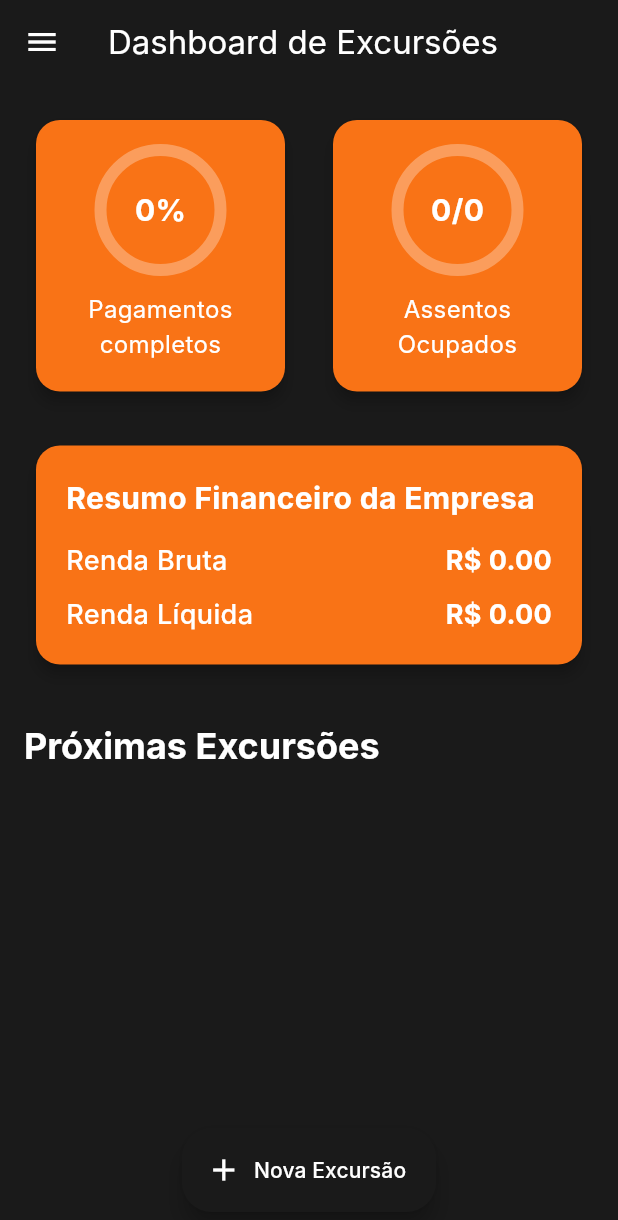
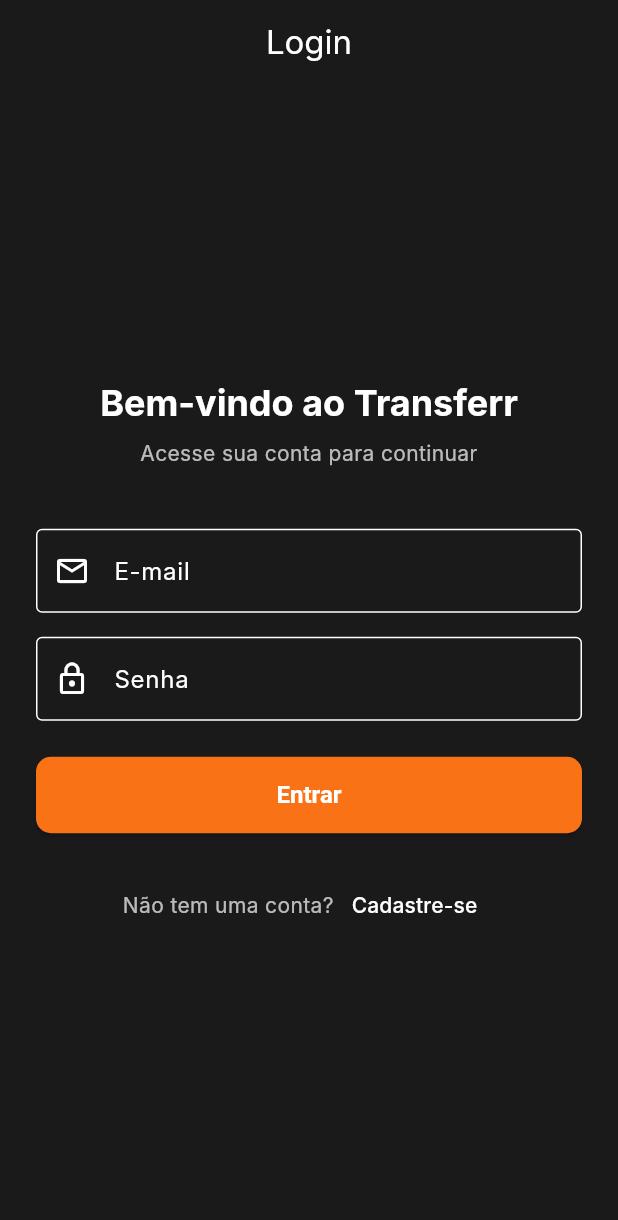
Before and after one commit to RobertoTadeuAlmeida/Transferr, a Flutter app: the screen it shows after launch, on a phone screen of 412 x 824 dp. Shown: the top 1220 px of the screen. Run offline on Flutter 3.47's test engine with Material 3 defaults, Android fonts, the phone set to English and light mode, and no system bars; our stand-ins replace cloud_firestore, firebase_auth, firebase_core; accounts and stored records are empty; Roboto replaces fonts that are missing (Inter).

Commit message:
feat(home): Constrói dashboard e menu de navegação

```diff
--- a/lib/screens/auth_wrapper.dart
+++ b/lib/screens/auth_wrapper.dart
@@ -0,0 +1,37 @@
+import 'package:firebase_auth/firebase_auth.dart';
+import 'package:flutter/material.dart';
+import 'package:transferr/screens/home_page.dart';
+import 'package:transferr/screens/login_page.dart';
+
+class AuthWrapper extends StatelessWidget {
+  const AuthWrapper({super.key});
+
+  @override
+  Widget build(BuildContext context) {
+    // O StreamBuilder escuta em tempo real as mudanças no estado de autenticação do Firebase
+    return StreamBuilder<User?>(
+      stream: FirebaseAuth.instance.authStateChanges(),
+      builder: (context, snapshot) {
+        // 1. Enquanto o Firebase está checando se existe um usuário logado,
+        // mostramos uma tela de carregamento.
+        if (snapshot.connectionState == ConnectionState.waiting) {
+          return const Scaffold(
+            body: Center(
+              child: CircularProgressIndicator(),
+            ),
+          );
+        }
+
+        // 2. Se o "snapshot" (o resultado da verificação) tiver dados,
+        // significa que o usuário ESTÁ LOGADO. Então, mostramos a HomePage.
+        if (snapshot.hasData) {
+          return const HomePage();
+        }
+
+        // 3. Se o snapshot não tiver dados, o usuário NÃO ESTÁ LOGADO.
+        // Então, mostramos a LoginPage.
+        return const LoginPage();
+      },
+    );
+  }
+}
--- a/lib/screens/home_page.dart
+++ b/lib/screens/home_page.dart
@@ -18,12 +18,14 @@
         ? (excursionProvider.completePayments / excursionProvider.totalPayments)
         : 0.0;
     // Calcula o total de assentos de todas as excursões
-    int totalSeatsOfAllExcursions = excursionProvider.excursions
-        .fold(0, (sum, excursion) => sum + excursion.totalSeats);
+    int totalSeatsOfAllExcursions = excursionProvider.excursions.fold(
+      0,
+      (sum, excursion) => sum + excursion.totalSeats,
+    );
     // Calcula a porcentagem de assentos disponíveis
     double seatsPercentage = totalSeatsOfAllExcursions > 0
         ? (excursionProvider.totalClientsConfirmed / totalSeatsOfAllExcursions)
-        : 0.0 ;
+        : 0.0;
 
     return Scaffold(
       appBar: AppBar(
@@ -46,19 +48,25 @@
               decoration: const BoxDecoration(color: Color(0xFFF97316)),
               child: Column(
                 crossAxisAlignment: CrossAxisAlignment.start,
+                mainAxisAlignment: MainAxisAlignment.end,
                 children: [
-                  const Text(
-                    'Menu',
-                    style: TextStyle(
+                  Text(
+                    FirebaseAuth.instance.currentUser?.displayName ??
+                        FirebaseAuth.instance.currentUser?.email
+                            ?.split('@')
+                            ?.first ??
+                        'Usuário',
+                    style: const TextStyle(
                       color: Colors.white,
-                      fontSize: 24,
+                      fontSize: 22,
                       fontWeight: FontWeight.bold,
                     ),
                   ),
-                  const SizedBox(height: 8),
+                  const SizedBox(height: 4),
                   Text(
-                    // Acessa o ID do usuário diretamente do FirebaseAuth ou de um provider de autenticação
-                    'ID do Usuário: ${FirebaseAuth.instance.currentUser?.uid ?? 'Não Autenticado'}',
+                    // Exibe o e-mail completo do usuário
+                    FirebaseAuth.instance.currentUser?.email ??
+                        'Não autenticado',
                     style: const TextStyle(color: Colors.white70, fontSize: 14),
                   ),
                 ],
@@ -71,8 +79,8 @@
                 style: TextStyle(color: Colors.white),
               ),
               onTap: () {
+                // Ação para o Dashboard (atualmente, apenas fecha o drawer)
                 Navigator.pop(context);
-                Navigator.pushNamed(context, '/');
               },
             ),
             ListTile(
@@ -82,9 +90,11 @@
                 style: TextStyle(color: Colors.white),
               ),
               onTap: () {
+                // Ação para a Lista de Excursões (provavelmente navegar para uma tela de lista)
                 Navigator.pop(context);
               },
             ),
+            // --- INÍCIO DOS NOVOS LISTTILES ---
             ListTile(
               leading: const Icon(Icons.people, color: Colors.white),
               title: const Text(
@@ -92,19 +102,23 @@
                 style: TextStyle(color: Colors.white),
               ),
               onTap: () {
+                // TODO: Navegar para a tela de Clientes
+                // Ex: Navigator.push(context, MaterialPageRoute(builder: (context) => const ClientsPage()));
+                print('Navegar para Clientes');
                 Navigator.pop(context);
-                Navigator.pushNamed(context, '/clients');
               },
             ),
             ListTile(
-              leading: const Icon(Icons.attach_money, color: Colors.white),
+              leading: const Icon(Icons.monetization_on, color: Colors.white),
               title: const Text(
                 'Finanças',
                 style: TextStyle(color: Colors.white),
               ),
               onTap: () {
+                // TODO: Navegar para a tela de Finanças
+                // Ex: Navigator.push(context, MaterialPageRoute(builder: (context) => const FinancePage()));
+                print('Navegar para Finanças');
                 Navigator.pop(context);
-                Navigator.pushNamed(context, '/finance');
               },
             ),
             ListTile(
@@ -114,10 +128,21 @@
                 style: TextStyle(color: Colors.white),
               ),
               onTap: () {
+                // TODO: Navegar para a tela de Configurações
+                // Ex: Navigator.push(context, MaterialPageRoute(builder: (context) => const SettingsPage()));
+                print('Navegar para Configurações');
                 Navigator.pop(context);
-                ScaffoldMessenger.of(context).showSnackBar(
-                  const SnackBar(content: Text('Configurações em breve!')),
-                );
+              },
+            ),
+            // --- FIM DOS NOVOS LISTTILES ---
+            const Divider(color: Colors.white38),
+            ListTile(
+              leading: const Icon(Icons.logout, color: Colors.white),
+              title: const Text('Sair', style: TextStyle(color: Colors.white)),
+              onTap: () async {
+                // LÓGICA PARA FAZER LOG OUT
+                await FirebaseAuth.instance.signOut();
+                // O AuthWrapper cuidará de redirecionar para a LoginPage.
               },
             ),
           ],
@@ -257,13 +282,16 @@
                                   alignment: Alignment.bottomRight,
                                   child: Chip(
                                     label: Text(
-                                      excursion.status.name[0].toUpperCase() + excursion.status.name.substring(1),
+                                      excursion.status.name[0].toUpperCase() +
+                                          excursion.status.name.substring(1),
                                     ),
                                     backgroundColor: excursionProvider
                                         .getStatusColor(excursion.status)
                                         .withOpacity(0.2),
                                     labelStyle: TextStyle(
-                                      color: excursionProvider.getStatusColor(excursion.status),
+                                      color: excursionProvider.getStatusColor(
+                                        excursion.status,
+                                      ),
                                       fontWeight: FontWeight.bold,
                                     ),
                                   ),
--- a/lib/screens/login_page.dart
+++ b/lib/screens/login_page.dart
@@ -0,0 +1,182 @@
+// lib/screens/login_page.dart
+
+import 'package:flutter/material.dart';
+import 'package:firebase_auth/firebase_auth.dart';
+import 'package:transferr/screens/signup_page.dart'; // Garanta que este import está aqui
+
+class LoginPage extends StatefulWidget {
+  const LoginPage({super.key});
+
+  @override
+  State<LoginPage> createState() => _LoginPageState();
+}
+
+class _LoginPageState extends State<LoginPage> {
+  final _formKey = GlobalKey<FormState>();
+  final _emailController = TextEditingController();
+  final _passwordController = TextEditingController();
+  bool _isLoading = false;
+
+  @override
+  void dispose() {
+    _emailController.dispose();
+    _passwordController.dispose();
+    super.dispose();
+  }
+
+  // MÉTODO PARA LOGIN COM EMAIL E SENHA
+  Future<void> _signInWithEmail() async {
+    // 1. Valida se os campos de e-mail e senha estão preenchidos corretamente
+    if (!_formKey.currentState!.validate()) {
+      return;
+    }
+
+    setState(() => _isLoading = true);
+
+    try {
+      // 2. Tenta fazer o login usando o serviço de autenticação do Firebase
+      await FirebaseAuth.instance.signInWithEmailAndPassword(
+        email: _emailController.text.trim(), // Garante que não há espaços extras
+        password: _passwordController.text.trim(),
+      );
+      // Se o login for bem-sucedido, o AuthWrapper cuidará do resto.
+
+    } catch (e) {
+      // 3. Se houver um erro, chama a função padronizada para mostrar a mensagem
+      _handleAuthError(e);
+    } finally {
+      if (mounted) {
+        setState(() => _isLoading = false);
+      }
+    }
+  }
+
+  // MÉTODO PADRONIZADO PARA LIDAR COM ERROS (igual ao da SignUpPage)
+  void _handleAuthError(dynamic error) {
+    String errorMessage = 'Ocorreu um erro desconhecido.';
+
+    if (error is FirebaseAuthException) {
+      switch (error.code) {
+        case 'user-not-found':
+          errorMessage = 'Nenhum usuário encontrado com este e-mail.';
+          break;
+        case 'wrong-password':
+          errorMessage = 'Senha incorreta. Por favor, tente novamente.';
+          break;
+        case 'invalid-email':
+          errorMessage = 'O formato do e-mail fornecido é inválido.';
+          break;
+        case 'user-disabled':
+          errorMessage = 'Esta conta de usuário foi desativada.';
+          break;
+      // O erro que você recebeu se encaixa aqui:
+        case 'invalid-credential':
+          errorMessage = 'Credenciais incorretas. Verifique o e-mail e a senha.';
+          break;
+        default:
+          errorMessage = 'Ocorreu um erro de autenticação. Tente mais tarde.';
+      }
+    } else {
+      errorMessage = error.toString();
+    }
+
+    if (mounted) {
+      ScaffoldMessenger.of(context).showSnackBar(
+        SnackBar(
+          content: Text(errorMessage),
+          backgroundColor: Colors.redAccent,
+        ),
+      );
+    }
+  }
+
+  @override
+  Widget build(BuildContext context) {
+    // A UI permanece a mesma, mas agora se conecta à lógica corrigida
+    return Scaffold(
+      appBar: AppBar(title: const Text('Login'), centerTitle: true),
+      body: Center(
+        child: SingleChildScrollView(
+          padding: const EdgeInsets.all(24.0),
+          child: Form(
+            key: _formKey,
+            child: Column(
+              mainAxisAlignment: MainAxisAlignment.center,
+              crossAxisAlignment: CrossAxisAlignment.stretch,
+              children: [
+                Text(
+                  'Bem-vindo ao Transferr',
+                  textAlign: TextAlign.center,
+                  style: Theme.of(context).textTheme.headlineSmall?.copyWith(fontWeight: FontWeight.bold),
+                ),
+                const SizedBox(height: 8),
+                Text(
+                  'Acesse sua conta para continuar',
+                  textAlign: TextAlign.center,
+                  style: Theme.of(context).textTheme.bodyMedium?.copyWith(color: Colors.white70),
+                ),
+                const SizedBox(height: 40),
+
+                // Campo de E-mail
+                TextFormField(
+                  controller: _emailController,
+                  decoration: const InputDecoration(labelText: 'E-mail', border: OutlineInputBorder(), prefixIcon: Icon(Icons.email_outlined)),
+                  keyboardType: TextInputType.emailAddress,
+                  validator: (value) {
+                    if (value == null || value.trim().isEmpty) return 'Por favor, digite seu e-mail.';
+                    if (!value.contains('@') || !value.contains('.')) return 'Digite um e-mail válido.';
+                    return null;
+                  },
+                ),
+                const SizedBox(height: 16),
+
+                // Campo de Senha
+                TextFormField(
+                  controller: _passwordController,
+                  decoration: const InputDecoration(labelText: 'Senha', border: OutlineInputBorder(), prefixIcon: Icon(Icons.lock_outline)),
+                  obscureText: true,
+                  validator: (value) {
+                    if (value == null || value.isEmpty) return 'Por favor, digite sua senha.';
+                    if (value.length < 6) return 'A senha deve ter no mínimo 6 caracteres.';
+                    return null;
+                  },
+                ),
+                const SizedBox(height: 24),
+
+                // Botão de Entrar
+                _isLoading
+                    ? const Center(child: CircularProgressIndicator())
+                    : ElevatedButton(
+                  style: ElevatedButton.styleFrom(
+                    padding: const EdgeInsets.symmetric(vertical: 16),
+                    textStyle: const TextStyle(fontSize: 16, fontWeight: FontWeight.bold),
+                  ),
+                  onPressed: _signInWithEmail,
+                  child: const Text('Entrar'),
+                ),
+                const SizedBox(height: 24),
+
+                // Link para Criar Conta
+                Row(
+                  mainAxisAlignment: MainAxisAlignment.center,
+                  children: [
+                    const Text('Não tem uma conta?', style: TextStyle(color: Colors.white70)),
+                    TextButton(
+                      onPressed: () {
+                        Navigator.of(context).push(
+                          MaterialPageRoute(builder: (context) => const SignUpPage()),
+                        );
+                      },
+                      style: TextButton.styleFrom(foregroundColor: Colors.white),
+                      child: const Text('Cadastre-se'),
+                    ),
+                  ],
+                ),
+              ],
+            ),
+          ),
+        ),
+      ),
+    );
+  }
+}
--- a/pubspec.yaml
+++ b/pubspec.yaml
@@ -41,6 +41,7 @@
   # Use with the CupertinoIcons class for iOS style icons.
   cupertino_icons: ^1.0.8
   intl: ^0.20.2
+  google_sign_in: ^7.2.0
 
 dev_dependencies:
   flutter_test:
```
Also changed, not shown: lib/main.dart (+2 -20 lines), lib/screens/signup_page.dart (+187 -0 lines), lib/firebase_options.dart, pubspec.lock.
